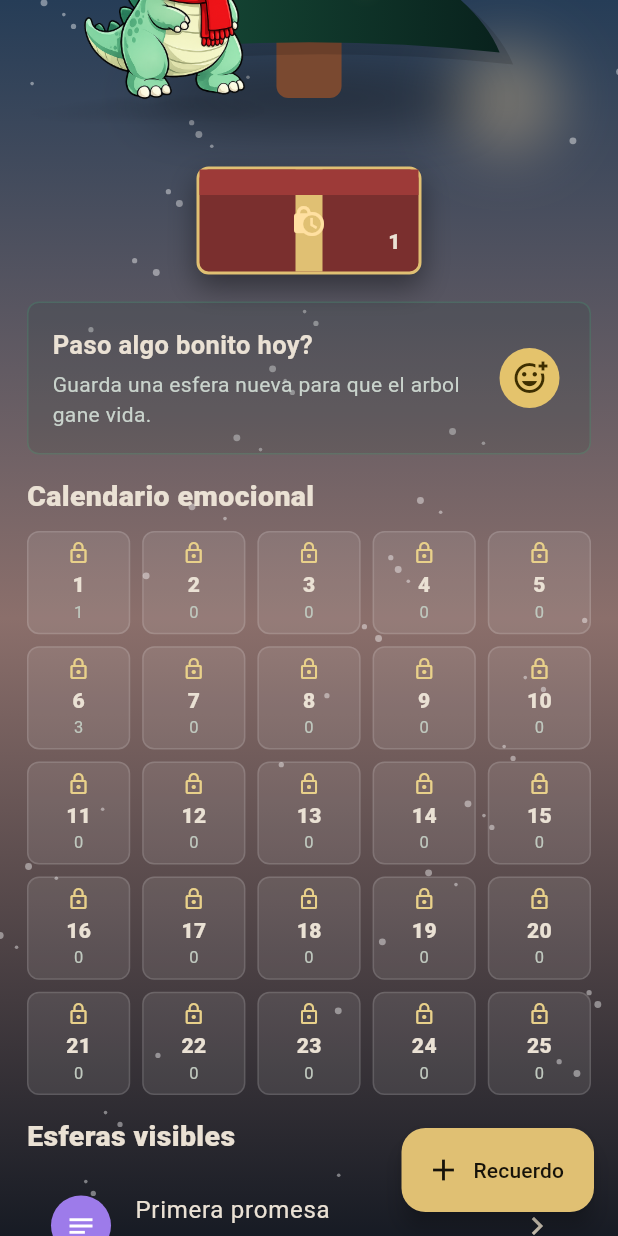
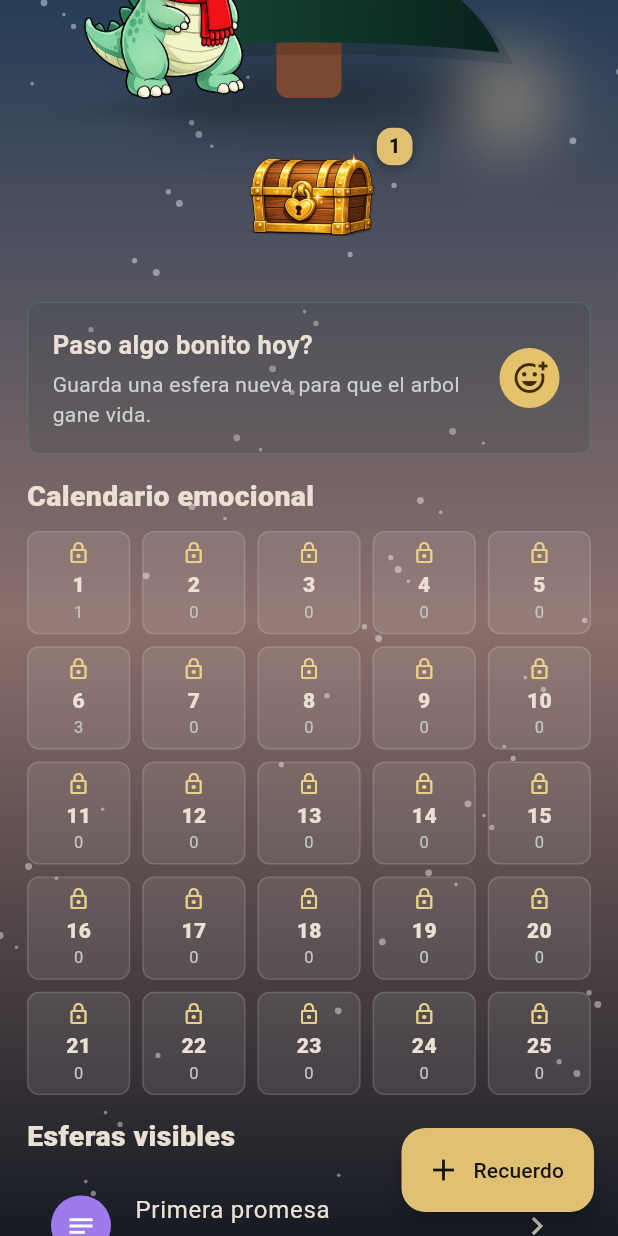
Before and after one commit to Nobody2077/saurio_navidad, a Flutter app: the screen it shows after launch, scrolled down 576 dp, on a phone screen of 412 x 824 dp. Run offline on Flutter 3.47's test engine with Material 3 defaults, Android fonts, the phone set to English and light mode, and no system bars; drawn by our look-alikes of flutter_animate; our stand-ins replace audioplayers, flutter_local_notifications, image_picker, shared_preferences, timezone; missing offline and left inert: record.

Commit message:
Rediseno del cofre con imagen, idle y apertura al tocar
Se agrega:
- GiftChest basado en imagenes (assets/chest/cofre.png y cofre_abierto.png)
- Animacion idle: el cofre flota suave hacia arriba y abajo
- Apertura al tocar: brillo dorado + pop de escala + cross-fade a cofre abierto
- Badge dorado con el numero de capsulas (solo si hay >= 1)
- Fallback con marcador si faltan los PNG; el cofre abierto cae al cerrado
  si su asset no existe
- Carpeta assets/chest/ registrada en pubspec.yaml

Se quita:
- Cofre dibujado como rectangulo (Container) con franjas planas
- GestureDetector externo en home_screen (el tap lo maneja el propio cofre)

Pendiente documentado en assets/chest/README.md:
- Reexportar cofre_abierto.png al mismo tamano/posicion que el cerrado para
  que el cross-fade sea pixel-perfect

Co-Authored-By: Claude Opus 4.8 <noreply@anthropic.com>

```diff
--- a/lib/screens/home_screen.dart
+++ b/lib/screens/home_screen.dart
@@ -164,11 +164,9 @@ class _HomeScreenState extends State<HomeScreen>
                                     ),
                                     Positioned(
                                       bottom: 0,
-                                      child: GestureDetector(
+                                      child: GiftChest(
+                                        capsules: _capsules.length,
                                         onTap: _showCapsuleChest,
-                                        child: GiftChest(
-                                          capsules: _capsules.length,
-                                        ),
                                       ),
                                     ),
                                   ],
--- a/lib/widgets/gift_chest.dart
+++ b/lib/widgets/gift_chest.dart
@@ -1,51 +1,187 @@
+import 'dart:math';
+
 import 'package:flutter/material.dart';
+import 'package:flutter/services.dart';
 
-class GiftChest extends StatelessWidget {
-  const GiftChest({super.key, required this.capsules});
+class GiftChest extends StatefulWidget {
+  const GiftChest({super.key, required this.capsules, required this.onTap});
 
   final int capsules;
+  final VoidCallback onTap;
+
+  @override
+  State<GiftChest> createState() => _GiftChestState();
+}
+
+class _GiftChestState extends State<GiftChest> with TickerProviderStateMixin {
+  static const _closedAsset = 'assets/chest/cofre.png';
+  static const _openAsset = 'assets/chest/cofre_abierto.png';
+  static const _size = Size(150, 96);
+
+  late final AnimationController _idle;
+  late final AnimationController _open;
+
+  @override
+  void initState() {
+    super.initState();
+    _idle = AnimationController(
+      vsync: this,
+      duration: const Duration(milliseconds: 2600),
+    )..repeat(reverse: true);
+    _open = AnimationController(
+      vsync: this,
+      duration: const Duration(milliseconds: 520),
+    );
+  }
+
+  @override
+  void dispose() {
+    _idle.dispose();
+    _open.dispose();
+    super.dispose();
+  }
+
+  Future<void> _handleTap() async {
+    HapticFeedback.lightImpact();
+    widget.onTap();
+    await _open.forward(from: 0);
+    await Future.delayed(const Duration(milliseconds: 650));
+    if (mounted) await _open.reverse();
+  }
+
+  @override
+  Widget build(BuildContext context) {
+    return GestureDetector(
+      onTap: _handleTap,
+      behavior: HitTestBehavior.opaque,
+      child: AnimatedBuilder(
+        animation: Listenable.merge([_idle, _open]),
+        builder: (context, _) {
+          final idle = Curves.easeInOut.transform(_idle.value);
+          final floatY = -idle * 4; // flota suave hacia arriba
+          final open = _open.value;
+          final pop = sin(open * pi); // 0 → 1 → 0
+          final scale = 1 + pop * 0.06;
+
+          return Transform.translate(
+            offset: Offset(0, floatY),
+            child: Transform.scale(
+              scale: scale,
+              child: SizedBox(
+                width: _size.width,
+                height: _size.height,
+                child: Stack(
+                  alignment: Alignment.center,
+                  clipBehavior: Clip.none,
+                  children: [
+                    // Brillo al abrir
+                    Opacity(
+                      opacity: pop * 0.9,
+                      child: Container(
+                        width: _size.width * 0.7,
+                        height: _size.height * 0.7,
+                        decoration: BoxDecoration(
+                          shape: BoxShape.circle,
+                          gradient: RadialGradient(
+                            colors: [
+                              const Color(0xFFFFE9B0).withValues(alpha: 0.9),
+                              const Color(0x00FFE9B0),
+                            ],
+                          ),
+                        ),
+                      ),
+                    ),
+                    // Cofre cerrado
+                    Opacity(
+                      opacity: 1 - Curves.easeOut.transform(open),
+                      child: _chestImage(_closedAsset),
+                    ),
+                    // Cofre abierto (cae a cerrado si el asset no existe)
+                    Opacity(
+                      opacity: Curves.easeOut.transform(open),
+                      child: _chestImage(_openAsset, fallbackToClosed: true),
+                    ),
+                    if (widget.capsules > 0)
+                      Positioned(
+                        top: 2,
+                        right: 6,
+                        child: _CapsuleBadge(count: widget.capsules),
+                      ),
+                  ],
+                ),
+              ),
+            ),
+          );
+        },
+      ),
+    );
+  }
+
+  Widget _chestImage(String asset, {bool fallbackToClosed = false}) {
+    return Image.asset(
+      asset,
+      width: _size.width,
+      height: _size.height,
+      fit: BoxFit.contain,
+      filterQuality: FilterQuality.medium,
+      gaplessPlayback: true,
+      errorBuilder: (context, error, stackTrace) {
+        if (fallbackToClosed) {
+          return Image.asset(
+            _closedAsset,
+            width: _size.width,
+            height: _size.height,
+            fit: BoxFit.contain,
+            errorBuilder: (context, error, stackTrace) => _placeholder(),
+          );
+        }
+        return _placeholder();
+      },
+    );
+  }
+
+  // Marcador temporal mientras no existan los PNG del cofre.
+  Widget _placeholder() {
+    return Container(
+      width: _size.width,
+      height: _size.height * 0.75,
+      alignment: Alignment.center,
+      decoration: BoxDecoration(
+        color: const Color(0xFF7A2F2E),
+        borderRadius: BorderRadius.circular(10),
+        border: Border.all(color: const Color(0xFFE0C073), width: 2),
+      ),
+      child: const Text(
+        'cofre.png',
+        style: TextStyle(color: Color(0xFFFFE0A1), fontSize: 12),
+      ),
+    );
+  }
+}
+
+class _CapsuleBadge extends StatelessWidget {
+  const _CapsuleBadge({required this.count});
+
+  final int count;
 
   @override
   Widget build(BuildContext context) {
     return Container(
-      width: 150,
-      height: 72,
+      padding: const EdgeInsets.symmetric(horizontal: 8, vertical: 3),
       decoration: BoxDecoration(
-        color: const Color(0xFF7A2F2E),
-        borderRadius: BorderRadius.circular(8),
-        border: Border.all(color: const Color(0xFFE0C073), width: 2),
+        color: const Color(0xFFE0C073),
+        borderRadius: BorderRadius.circular(10),
         boxShadow: const [
-          BoxShadow(
-            color: Color(0x66000000),
-            blurRadius: 16,
-            offset: Offset(0, 8),
-          ),
+          BoxShadow(color: Color(0x55000000), blurRadius: 6, offset: Offset(0, 2)),
         ],
       ),
-      child: Stack(
-        alignment: Alignment.center,
-        children: [
-          Positioned.fill(
-            child: Center(
-              child: Container(width: 18, color: const Color(0xFFE0C073)),
-            ),
-          ),
-          Positioned(
-            top: 0,
-            left: 0,
-            right: 0,
-            child: Container(height: 17, color: const Color(0xFF9D3A38)),
-          ),
-          Positioned(
-            right: 12,
-            bottom: 10,
-            child: Text(
-              '$capsules',
-              style: const TextStyle(fontWeight: FontWeight.w900),
-            ),
-          ),
-          const Icon(Icons.lock_clock, color: Color(0xFFFFE0A1)),
-        ],
+      child: Text(
+        '$count',
+        style: const TextStyle(
+          color: Color(0xFF17130A),
+          fontWeight: FontWeight.w900,
+          fontSize: 13,
+        ),
       ),
     );
   }
--- a/pubspec.yaml
+++ b/pubspec.yaml
@@ -35,6 +35,7 @@ flutter:
   uses-material-design: true
   assets:
     - assets/images/
+    - assets/chest/
     - assets/saurio/cozy/
     - assets/saurio/excited/
     - assets/saurio/recording/
```
Also changed, not shown: assets/chest/cofre.png (added), assets/chest/cofre_abierto.png (added), 1 other file.
